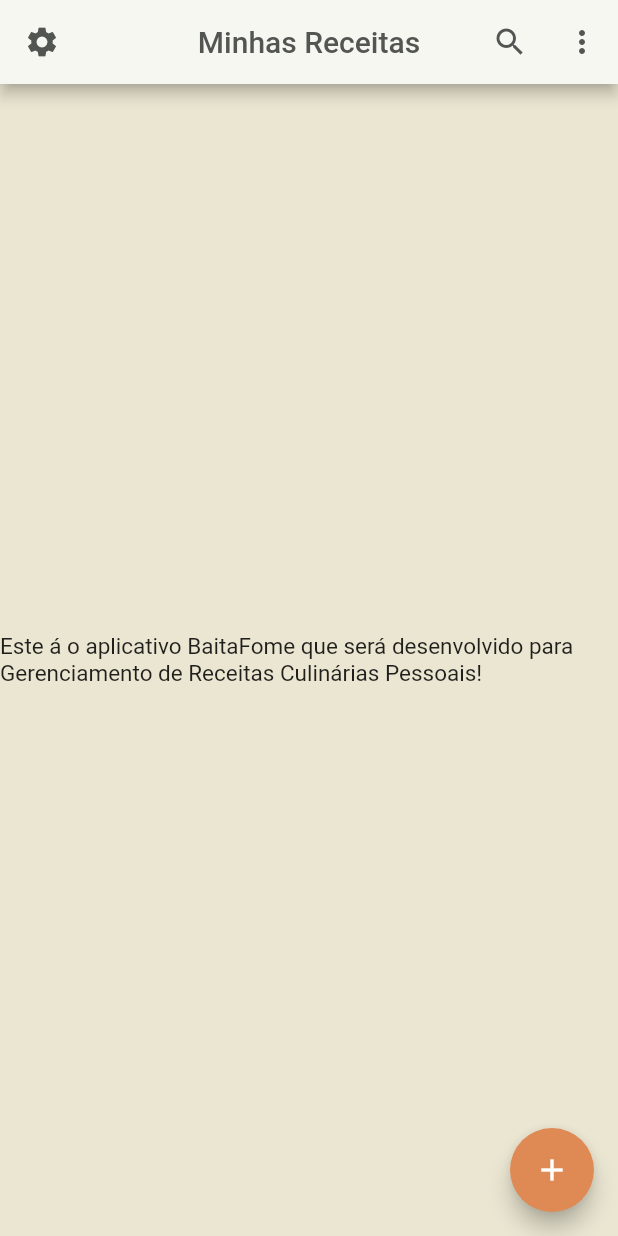
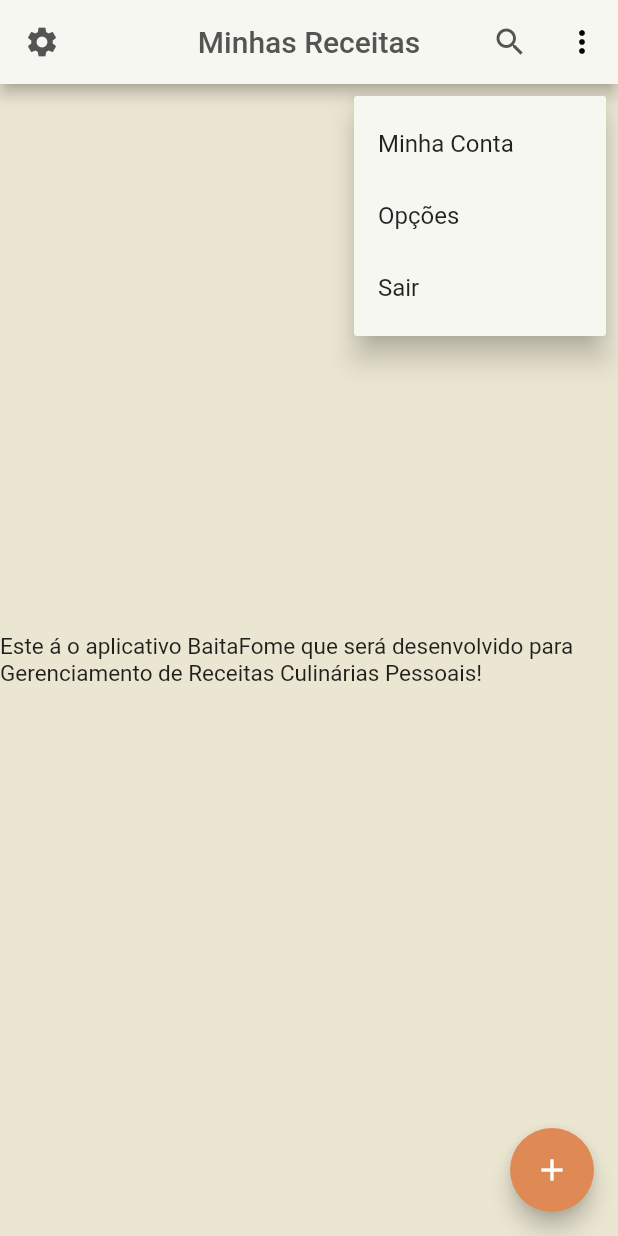
Before and after one commit to MatheusChristmann/baitafome, a Flutter app: the screen it shows after launch, after a tap on the "more vert" icon, on a phone screen of 412 x 824 dp. Run offline on Flutter 3.47's test engine with Material 2 defaults, Android fonts, the light colour scheme and no system bars.

Commit message:
Adicionado PopUpMenuButton

```diff
--- a/lib/pages/mainpage.dart
+++ b/lib/pages/mainpage.dart
@@ -16,7 +16,7 @@
         backgroundColor: Color.fromRGBO(246, 247, 241, 1),
         leading: IconButton(
           icon: Icon(Icons.settings),
-          onPressed: (){
+          onPressed: () {
             Navigator.push(
               context,
               MaterialPageRoute(
@@ -27,7 +27,8 @@
           color: Color.fromRGBO(83, 85, 82, 1),
           tooltip: 'Configurações',
         ),
-        title: Text('Minhas Receitas',
+        title: Text(
+          'Minhas Receitas',
           style: TextStyle(
             color: Color.fromRGBO(83, 85, 82, 1),
           ),
@@ -36,23 +37,47 @@
         actions: <Widget>[
           IconButton(
             icon: Icon(Icons.search),
-            onPressed: (){},
+            onPressed: () {},
             color: Color.fromRGBO(83, 85, 82, 1),
             tooltip: 'Pesquisar Receita',
           ),
-          IconButton(
-            icon: Icon(Icons.more_vert),
-            onPressed: (){},
-            color: Color.fromRGBO(83, 85, 82, 1),
-            tooltip: 'Opções',
-          ),
+          PopupMenuButton(
+              color: Color.fromRGBO(246, 247, 241, 1),
+              icon: Icon(Icons.more_vert, color: Colors.black),
+              itemBuilder: (context) {
+                return [
+                  PopupMenuItem<int>(
+                    value: 0,
+                    child: Text("Minha Conta"),
+                  ),
+                  PopupMenuItem<int>(
+                    value: 1,
+                    child: Text("Opções"),
+                  ),
+                  PopupMenuItem<int>(
+                    value: 2,
+                    child: Text("Sair"),
+                  ),
+                ];
+              },
+              offset: Offset(0, 64),
+              onSelected: (value) {
+                if (value == 0) {
+                  print("opção de valor 0");
+                } else if (value == 1) {
+                  print("opção de valor 1");
+                } else if (value == 2) {
+                  print("opção de valor 2");
+                }
+              })
         ],
       ),
       body: Center(
         child: Column(
           mainAxisAlignment: MainAxisAlignment.center,
           children: <Widget>[
-            const Text('Este á o aplicativo BaitaFome que será desenvolvido para Gerenciamento de Receitas Culinárias Pessoais!',
+            const Text(
+              'Este á o aplicativo BaitaFome que será desenvolvido para Gerenciamento de Receitas Culinárias Pessoais!',
               style: TextStyle(
                 fontSize: 15,
               ),
@@ -61,7 +86,7 @@
         ),
       ),
       floatingActionButton: FloatingActionButton(
-        onPressed: (){},
+        onPressed: () {},
         tooltip: 'Adicionar Receita',
         backgroundColor: Color.fromRGBO(223, 138, 84, 1),
         child: Icon(
```
